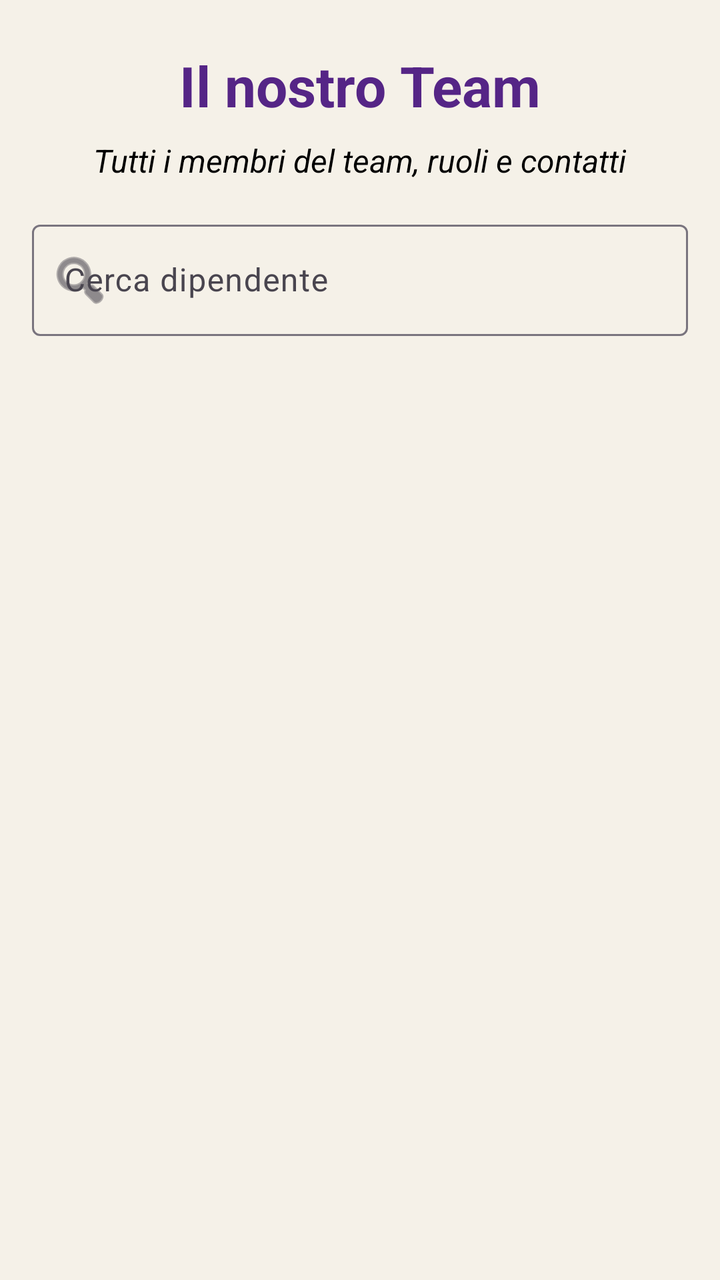
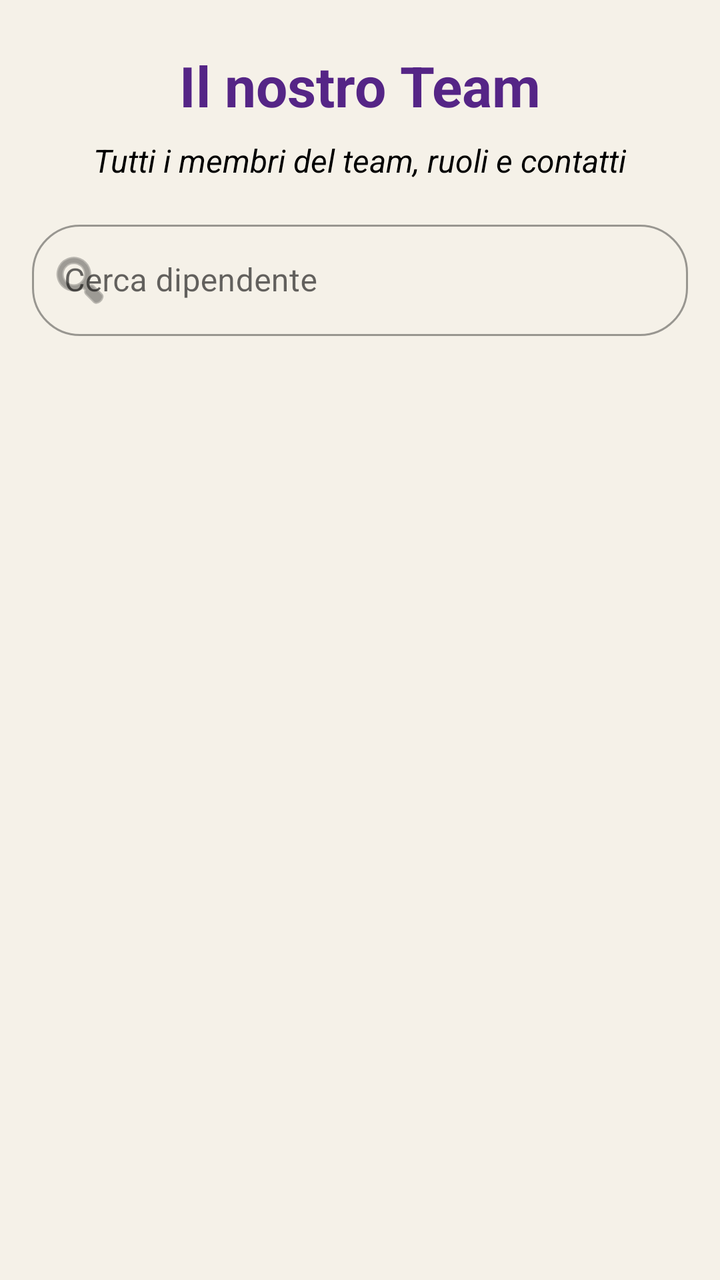

Screens rendered from an Android XML layout before and after an edit, with the pre-edit source and the edit as a unified diff.
<!-- AndroidManifest.xml: application theme Theme.CoreTeamProject -->
<!-- res/layout/fragment_team.xml -->
<?xml version="1.0" encoding="utf-8"?>
<layout xmlns:android="http://schemas.android.com/apk/res/android"
    xmlns:app="http://schemas.android.com/apk/res-auto">

    <data>
        <import type="android.view.View" />
        <variable
            name="viewModel"
            type="com.example.coreteamproject.UsersViewModel" />
    </data>

    <androidx.constraintlayout.widget.ConstraintLayout
        android:layout_width="match_parent"
        android:layout_height="match_parent"
        android:background="@color/background_cream">

    <TextView
        android:id="@+id/textViewTeam"
        android:layout_width="wrap_content"
        android:layout_height="wrap_content"
        android:text="Il nostro Team"
        android:textColor="@color/purple_500"
        android:textSize="28sp"
        android:textStyle="bold"
        android:layout_marginTop="24dp"
        app:layout_constraintEnd_toEndOf="parent"
        app:layout_constraintStart_toStartOf="parent"
        app:layout_constraintTop_toTopOf="parent" />

        <TextView
            android:id="@+id/textDescriptionTeam"
            android:layout_width="wrap_content"
            android:layout_height="wrap_content"
            android:text="Tutti i membri del team, ruoli e contatti"
            android:textColor="@color/black"
            android:textSize="16sp"
            android:textStyle="italic"
            app:layout_constraintTop_toBottomOf="@id/textViewTeam"
            app:layout_constraintEnd_toEndOf="parent"
            app:layout_constraintHorizontal_bias="0.498"
            app:layout_constraintStart_toStartOf="parent"
            android:layout_marginTop="8dp" />

    
    <com.google.android.material.textfield.TextInputLayout
        android:id="@+id/searchLayout"
        android:layout_width="match_parent"
        android:layout_height="wrap_content"
        android:layout_marginStart="16dp"
        android:layout_marginTop="16dp"
        android:layout_marginEnd="16dp"
        android:hint="Cerca dipendente"
        app:startIconDrawable="@android:drawable/ic_menu_search"
        app:layout_constraintEnd_toEndOf="parent"
        app:layout_constraintStart_toStartOf="parent"
        app:layout_constraintTop_toBottomOf="@id/textDescriptionTeam">

        <com.google.android.material.textfield.TextInputEditText
            android:id="@+id/searchEditText"
            android:layout_width="match_parent"
            android:layout_height="wrap_content"
            android:imeOptions="actionSearch"
            android:inputType="text"
            android:maxLines="1" />
    </com.google.android.material.textfield.TextInputLayout>

    <ScrollView
        android:id="@+id/scrollViewTeam"
        android:layout_width="match_parent"
        android:layout_height="0dp"
        android:layout_marginTop="16dp"
        app:layout_constraintBottom_toBottomOf="parent"
        app:layout_constraintEnd_toEndOf="parent"
        app:layout_constraintStart_toStartOf="parent"
        app:layout_constraintTop_toBottomOf="@id/searchLayout">

        <LinearLayout
            android:id="@+id/teamMembersLayout"
            android:layout_width="match_parent"
            android:layout_height="wrap_content"
            android:orientation="vertical"/>

    </ScrollView>

        
    <ProgressBar
        android:id="@+id/progressBarTeam"
        android:layout_width="wrap_content"
        android:layout_height="wrap_content"
        android:visibility="@{viewModel.isLoading ? View.VISIBLE : View.GONE}"
        app:layout_constraintBottom_toBottomOf="parent"
        app:layout_constraintEnd_toEndOf="parent"
        app:layout_constraintStart_toStartOf="parent"
        app:layout_constraintTop_toTopOf="parent" />

    </androidx.constraintlayout.widget.ConstraintLayout>

</layout>
<!-- resources referenced by this layout -->
<resources>
  <color name="background_cream">#F5F1E8</color>
  <color name="black">#FF000000</color>
  <color name="purple_500">#552586</color>
  <style name="Theme.CoreTeamProject" parent="Base.Theme.CoreTeamProject" />
  <style name="Base.Theme.CoreTeamProject" parent="Theme.Material3.DayNight.NoActionBar">
          
          <item name="colorPrimary">@color/purple_500</item>
          <item name="colorPrimaryVariant">@color/purple_500</item>
          <item name="colorOnPrimary">@color/white</item>
  
          
          <item name="android:windowBackground">@color/background_cream</item>
          <item name="colorSurface">@color/white</item>
          <item name="colorOnSurface">@color/black</item>
  
          
          <item name="android:textColor">@color/black</item>
          <item name="android:textColorPrimary">@color/black</item>
  
          
          <item name="colorPrimaryContainer">@color/purple_500</item>
          <item name="colorOnPrimaryContainer">@color/white</item>
      </style>
  <color name="white">#FFFFFFFF</color>
</resources>

<!-- the commit's change to res/layout/fragment_team.xml (unified diff, before → after) -->
@@ -44,16 +44,21 @@
     
     <com.google.android.material.textfield.TextInputLayout
         android:id="@+id/searchLayout"
+        style="@style/Widget.MaterialComponents.TextInputLayout.OutlinedBox"
         android:layout_width="match_parent"
         android:layout_height="wrap_content"
         android:layout_marginStart="16dp"
         android:layout_marginTop="16dp"
         android:layout_marginEnd="16dp"
         android:hint="Cerca dipendente"
-        app:startIconDrawable="@android:drawable/ic_menu_search"
+        app:boxCornerRadiusBottomEnd="24dp"
+        app:boxCornerRadiusBottomStart="24dp"
+        app:boxCornerRadiusTopEnd="24dp"
+        app:boxCornerRadiusTopStart="24dp"
         app:layout_constraintEnd_toEndOf="parent"
         app:layout_constraintStart_toStartOf="parent"
-        app:layout_constraintTop_toBottomOf="@id/textDescriptionTeam">
+        app:layout_constraintTop_toBottomOf="@id/textDescriptionTeam"
+        app:startIconDrawable="@android:drawable/ic_menu_search">
 
         <com.google.android.material.textfield.TextInputEditText
             android:id="@+id/searchEditText"
